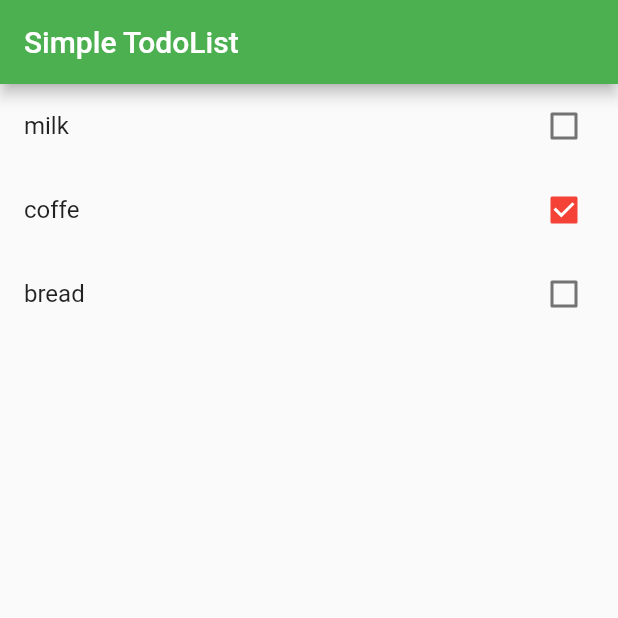
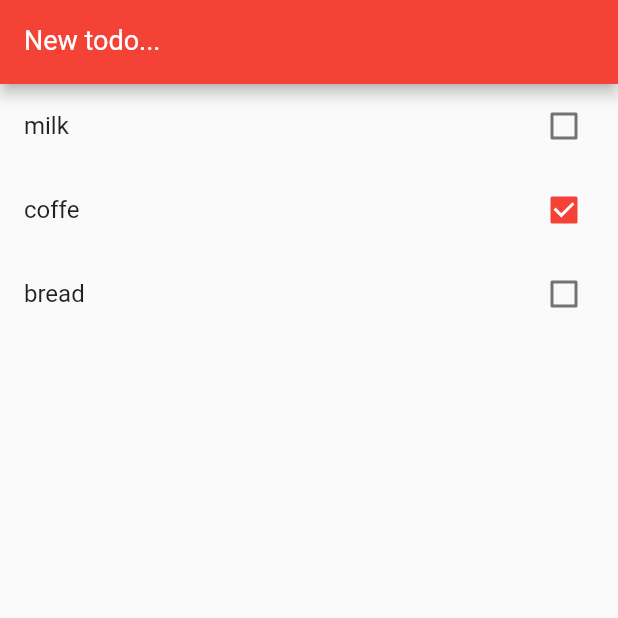
Before and after one commit to wallyngson/todolist-flutter, a Flutter app: the screen it shows after launch, on a phone screen of 412 x 824 dp, the top half of it. Run offline on Flutter 3.47's test engine with Material 2 defaults, Android fonts, the phone set to English and light mode, and no system bars.

Commit message:
todo-controller

```diff
--- a/lib/main.dart
+++ b/lib/main.dart
@@ -37,12 +37,25 @@ class HomePage extends StatefulWidget {
 }
 
 class _HomePageState extends State<HomePage> {
+  var newTextCrtl = TextEditingController();
+
   @override
   Widget build(BuildContext context) {
     return Scaffold(
       appBar: AppBar(
-        title: Text('Simple TodoList'),
-        backgroundColor: Colors.green,
+        title: TextFormField(
+          controller: newTextCrtl,
+          keyboardType: TextInputType.text,
+          style: TextStyle(
+            color: Colors.white,
+            fontSize: 18,
+          ),
+          decoration: InputDecoration(
+            labelText: 'New todo...',
+            labelStyle: TextStyle(color: Colors.white),
+          ),
+          cursorColor: Colors.white,
+        ),
       ),
 
       body: ListView.builder(
@@ -54,6 +67,7 @@ class _HomePageState extends State<HomePage> {
             title: Text(item.title),
             key: Key(item.title),
             value: item.done,
+            activeColor: Colors.red,
             onChanged: (value) {
               setState(() {
                item.done = value;
```
